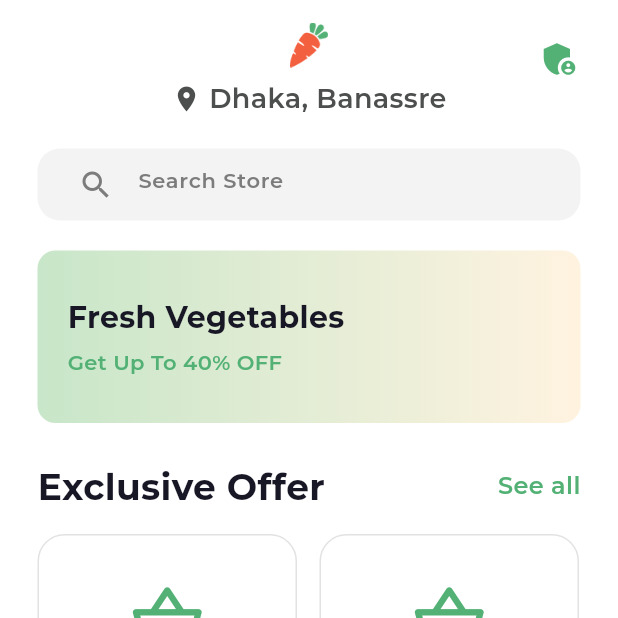
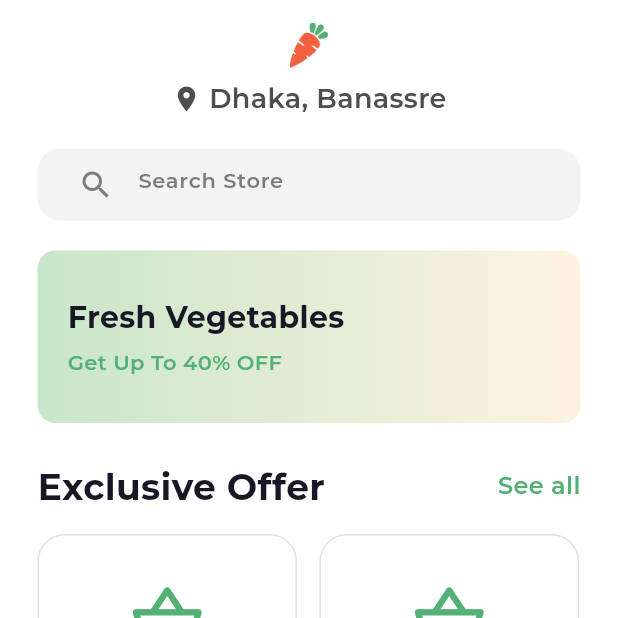
Before and after one commit to Eman-Nadeem/nectar_grocery_app, a Flutter app: the HomeView screen opened by its route, after a tap on the "add" icon, on a phone screen of 412 x 824 dp, the top half of it. Run offline on Flutter 3.47's test engine with Material 3 defaults, Android fonts, the phone set to English and light mode, and no system bars; our stand-ins replace cloud_firestore, firebase_auth, firebase_core, fluttertoast, get, image_picker; accounts and stored records are empty; generated files the repository leaves out were written again; network calls fail; project files that could hold a hidden picture were left out.

Commit message:
feat: add profile view and role-based admin dashboard access

```diff
--- a/lib/app/data/models/user_models.dart
+++ b/lib/app/data/models/user_models.dart
@@ -5,6 +5,8 @@ class UserModel {
   final String phone;
   final String zone;
   final String area;
+  final bool isAdmin;
+  final String role;
 
   UserModel({
     required this.uid,
@@ -13,8 +15,25 @@ class UserModel {
     required this.phone,
     required this.zone,
     required this.area,
+    this.isAdmin = false,
+    this.role = 'user',
   });
 
+  /// Convert Firestore document data into UserModel object
+  factory UserModel.fromMap(Map<String, dynamic> map, String docId) {
+    return UserModel(
+      uid: docId,
+      username: map['username'] ?? '',
+      email: map['email'] ?? '',
+      phone: map['phone'] ?? '',
+      zone: map['zone'] ?? '',
+      area: map['area'] ?? '',
+      isAdmin: map['isAdmin'] ?? false,
+      role: map['role'] ?? 'user',
+    );
+  }
+
+  /// Convert UserModel object into Map JSON for Firestore saving
   Map<String, dynamic> toMap() {
     return {
       'uid': uid,
@@ -23,6 +42,8 @@ class UserModel {
       'phone': phone,
       'zone': zone,
       'area': area,
+      'isAdmin': isAdmin,
+      'role': role,
       'createdAt': DateTime.now().toIso8601String(),
     };
   }
--- a/lib/app/modules/home/bindings/home_bindings.dart
+++ b/lib/app/modules/home/bindings/home_bindings.dart
@@ -1,9 +1,11 @@
 import 'package:get/get.dart';
+import 'package:nectar_grocery/app/modules/profile/controllers/profile_controller.dart';
 import '../controllers/home_controller.dart';
 
 class HomeBinding extends Bindings {
   @override
   void dependencies() {
     Get.put<HomeController>(HomeController());
+    Get.put<ProfileController>(ProfileController());
   }
 }
--- a/lib/app/modules/home/views/home_view.dart
+++ b/lib/app/modules/home/views/home_view.dart
@@ -3,7 +3,7 @@ import 'package:get/get.dart';
 import 'package:nectar_grocery/app/components/grocery_category_card.dart';
 import 'package:nectar_grocery/app/components/product_card.dart';
 import 'package:nectar_grocery/app/modules/home/controllers/home_controller.dart';
-import 'package:nectar_grocery/app/routes/app_routes.dart';
+import 'package:nectar_grocery/app/modules/profile/views/profile_view.dart';
 import 'package:nectar_grocery/app/utils/app_colors.dart';
 
 class HomeView extends GetView<HomeController> {
@@ -15,6 +15,10 @@ class HomeView extends GetView<HomeController> {
       backgroundColor: Colors.white,
       body: SafeArea(
         child: Obx(() {
+          if (controller.currentNavIndex.value == 4) {
+            return ProfileView();
+          }
+
           if (controller.isLoading.value) {
             return const Center(
               child: CircularProgressIndicator(color: AppColors.primary),
@@ -76,7 +80,10 @@ class HomeView extends GetView<HomeController> {
           backgroundColor: Colors.white,
           selectedItemColor: AppColors.primary,
           unselectedItemColor: AppColors.textPrimary,
-          selectedLabelStyle: const TextStyle(fontWeight: FontWeight.bold, fontSize: 12),
+          selectedLabelStyle: const TextStyle(
+            fontWeight: FontWeight.bold,
+            fontSize: 12,
+          ),
           unselectedLabelStyle: const TextStyle(fontSize: 12),
           items: const [
             BottomNavigationBarItem(
@@ -110,14 +117,9 @@ class HomeView extends GetView<HomeController> {
     );
   }
 
-    // Header Widget (Logo + Location Pin + Admin Button)
+    // Header Widget (Logo + Location Pin)
   Widget _buildHeader() {
-    return Padding(
-      padding: const EdgeInsets.symmetric(horizontal: 15),
-      child: Stack(
-        alignment: Alignment.center,
-        children: [
-          Column(
+    return Column(
       children: [
         Center(
           child: Image.asset(
@@ -147,18 +149,6 @@ class HomeView extends GetView<HomeController> {
           ],
         ),
       ],
-          ),
-          Positioned(
-            right: 0,
-            top: 0,
-            child: IconButton(
-              icon: const Icon(Icons.admin_panel_settings, color: AppColors.primary, size: 28),
-              tooltip: 'Admin Dashboard',
-              onPressed: () => Get.toNamed(Routes.admin),
-            ),
-          ),
-        ],
-      ),
     );
   }
 
@@ -199,10 +189,7 @@ class HomeView extends GetView<HomeController> {
         decoration: BoxDecoration(
           borderRadius: BorderRadius.circular(12),
           gradient: LinearGradient(
-            colors: [
-              Colors.green.shade100,
-              Colors.orange.shade50,
-            ],
+            colors: [Colors.green.shade100, Colors.orange.shade50],
             begin: Alignment.centerLeft,
             end: Alignment.centerRight,
           ),
@@ -219,7 +206,8 @@ class HomeView extends GetView<HomeController> {
                   'https://images.unsplash.com/photo-1540420773420-3366772f4999?w=500',
                   fit: BoxFit.cover,
                   width: 120,
-                  errorBuilder: (context, error, stackTrace) => const SizedBox(),
+                  errorBuilder: (context, error, stackTrace) =>
+                      const SizedBox(),
                 ),
               ),
             ),
--- /dev/null
+++ b/lib/app/modules/profile/controllers/profile_controller.dart
@@ -0,0 +1,74 @@
+import 'package:cloud_firestore/cloud_firestore.dart';
+import 'package:firebase_auth/firebase_auth.dart';
+import 'package:flutter/material.dart';
+import 'package:get/get.dart';
+import 'package:nectar_grocery/app/data/models/user_models.dart';
+import 'package:nectar_grocery/app/routes/app_routes.dart';
+import 'package:nectar_grocery/app/utils/utils.dart';
+
+class ProfileController extends GetxController {
+  final FirebaseAuth _auth = FirebaseAuth.instance;
+  final FirebaseFirestore _firestore = FirebaseFirestore.instance;
+
+  final RxString userName = ''.obs;
+  final RxString userEmail = ''.obs;
+  final RxBool isAdmin = false.obs; // Default: false for regular users
+
+  @override
+  void onInit() {
+    super.onInit();
+    loadUserProfile();
+  }
+
+    Future<void> loadUserProfile() async {
+    final user = _auth.currentUser;
+    if (user != null) {
+      userEmail.value = user.email ?? 'user@example.com';
+
+      try {
+        // Fetch user document from Firestore 'users' collection by user UID
+        final userDoc = await _firestore.collection('users').doc(user.uid).get();
+
+        if (userDoc.exists && userDoc.data() != null) {
+          final userModel = UserModel.fromMap(userDoc.data()!, userDoc.id);
+
+          userName.value = userModel.username.isNotEmpty
+              ? userModel.username
+              : (user.displayName ?? _extractNameFromEmail(userEmail.value));
+
+          isAdmin.value = userModel.isAdmin || userModel.role == 'admin';
+        } else {
+          userName.value = user.displayName ?? _extractNameFromEmail(userEmail.value);
+          isAdmin.value = false;
+        }
+      } catch (e) {
+        debugPrint("Error loading user profile role: $e");
+        userName.value = user.displayName ?? _extractNameFromEmail(userEmail.value);
+        isAdmin.value = false;
+      }
+    } else {
+      userEmail.value = 'guest@nectargrocery.com';
+      userName.value = 'Guest User';
+      isAdmin.value = false;
+    }
+  }
+
+
+  String _extractNameFromEmail(String email) {
+    if (email.contains('@')) {
+      final part = email.split('@').first;
+      return part.capitalizeFirst ?? part;
+    }
+    return 'User';
+  }
+
+  Future<void> logout() async {
+    try {
+      await _auth.signOut();
+      Utils.toastMessage('Logged out successfully!', backgroundColor: Colors.green);
+      Get.offAllNamed(Routes.login);
+    } catch (e) {
+      Utils.toastMessage('Error logging out: $e', backgroundColor: Colors.red);
+    }
+  }
+}
```
Also changed, not shown: lib/app/modules/admin/controllers/admin_controller.dart (+108 -4 lines), lib/app/modules/admin/views/admin_view.dart (+136 -82 lines), lib/app/modules/profile/binding/profile_binding.dart (added, +9 -0 lines), lib/app/modules/profile/views/profile_view.dart (added, +161 -0 lines), assets/icons/location.png (added). Lines whose indentation alone changed are shown as unchanged.
